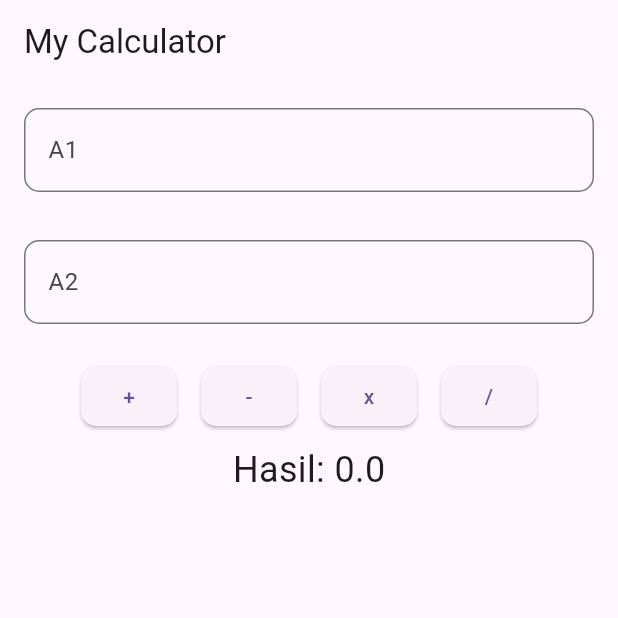
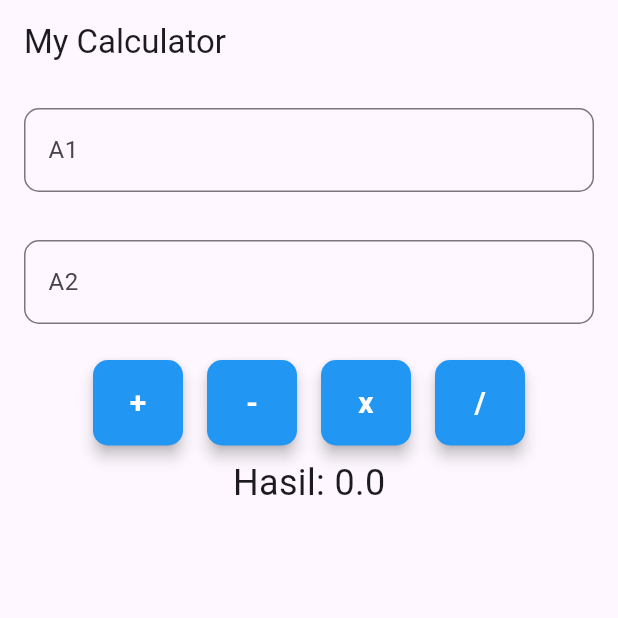
Before and after one commit to DevilsAprentice/Flutter, a Flutter app: the screen it shows after launch, on a phone screen of 412 x 824 dp, the top half of it. Run offline on Flutter 3.47's test engine with Material 3 defaults, Android fonts, the phone set to English and light mode, and no system bars; our stand-ins replace get.

Commit message:
add style

```diff
--- a/lib/component/custom_button.dart
+++ b/lib/component/custom_button.dart
@@ -14,12 +14,32 @@ class CustomButton extends StatelessWidget {
   Widget build(BuildContext context) {
     return ElevatedButton(
       onPressed: onPressed,
+
       style: ElevatedButton.styleFrom(
+        backgroundColor: Colors.blue,
+        foregroundColor: Colors.white,
+
+        padding: const EdgeInsets.symmetric(
+          horizontal: 24,
+          vertical: 14,
+        ),
+
+        minimumSize: const Size(60, 50),
+
         shape: RoundedRectangleBorder(
           borderRadius: BorderRadius.circular(10),
         ),
+
+        elevation: 4,
       ),
-      child: Text(text),
+
+      child: Text(
+        text,
+        style: const TextStyle(
+          fontSize: 20,
+          fontWeight: FontWeight.bold,
+        ),
+      ),
     );
   }
 }
```
